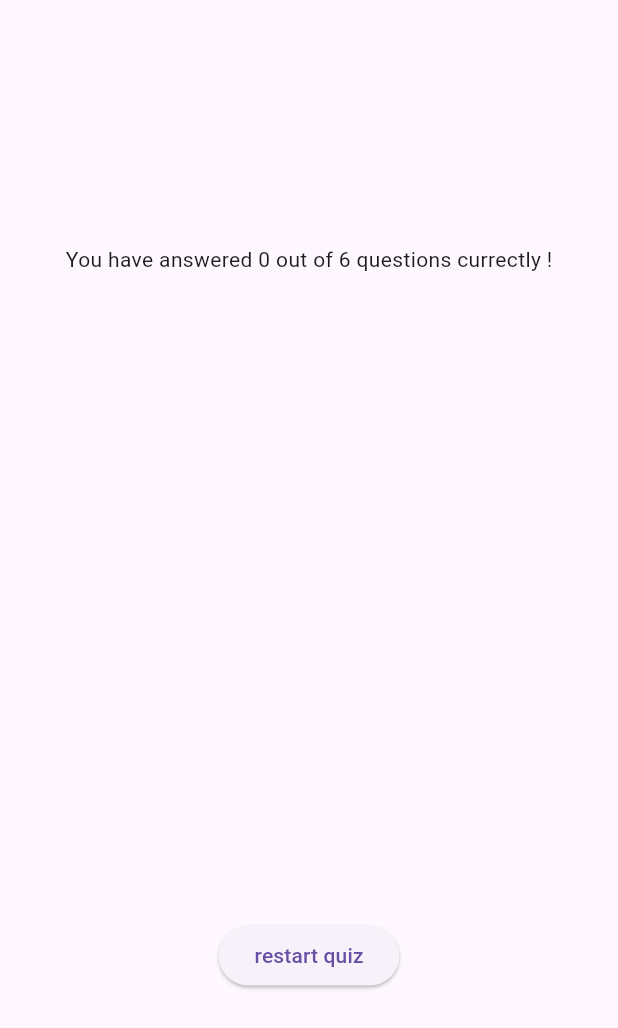
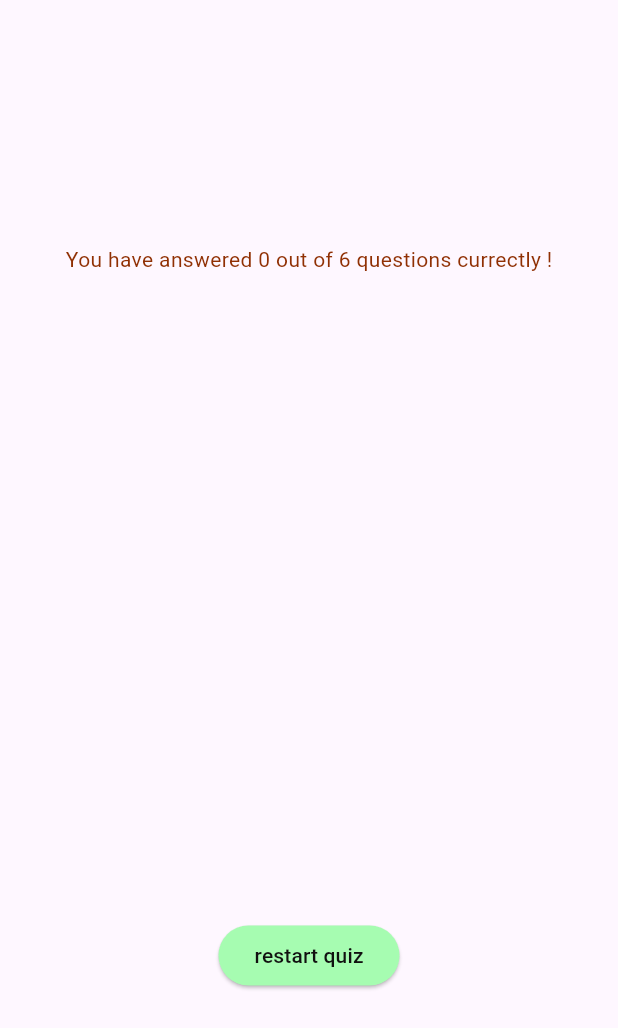
Before and after one commit to Indrajit-Banerjee7/QuizeApp, a Flutter app: the ResultScreen widget shown alone on an empty page, opened directly with empty values, on a phone screen of 412 x 824 dp. Shown: the top 1028 px of the screen. Run offline on Flutter 3.47's test engine with Material 3 defaults, Android fonts, the phone set to English and light mode, and no system bars.

Commit message:
made styling changes

```diff
--- a/lib/rest_screen.dart
+++ b/lib/rest_screen.dart
@@ -34,7 +34,13 @@ class ResultScreen extends StatelessWidget{
     return Center(child: Column(
       mainAxisSize: MainAxisSize.min,
       children: [
-        Text('You have answered $correctA out of $totalq questions currectly !'),
+        Text(
+          'You have answered $correctA out of $totalq questions currectly !' ,
+          style: const TextStyle(
+            color: Color.fromARGB(255, 144, 48, 4),
+          ),
+
+        ),
         const SizedBox(
           height: 25,
         ),
@@ -52,7 +58,12 @@ class ResultScreen extends StatelessWidget{
         const SizedBox(
           height: 25,
         ),
-        ElevatedButton(onPressed: restartButton, child: const Text('restart quiz'),),
+        ElevatedButton(onPressed: restartButton, style: ElevatedButton.styleFrom(
+          foregroundColor: const Color.fromARGB(255, 17, 16, 16),
+          backgroundColor: const Color.fromARGB(255, 166, 252, 177),
+        ),
+         child: const Text('restart quiz'),
+         ),
       ],
     ),);
   }
```
Also changed, not shown: lib/restultbox.dart (+53 -16 lines).
